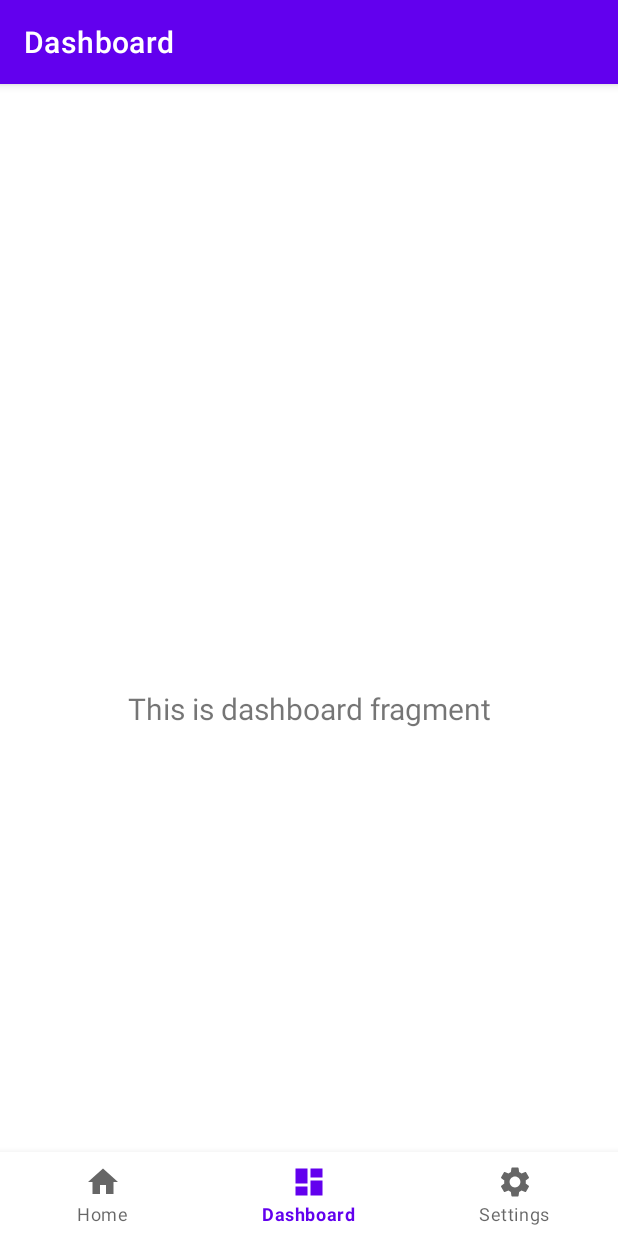
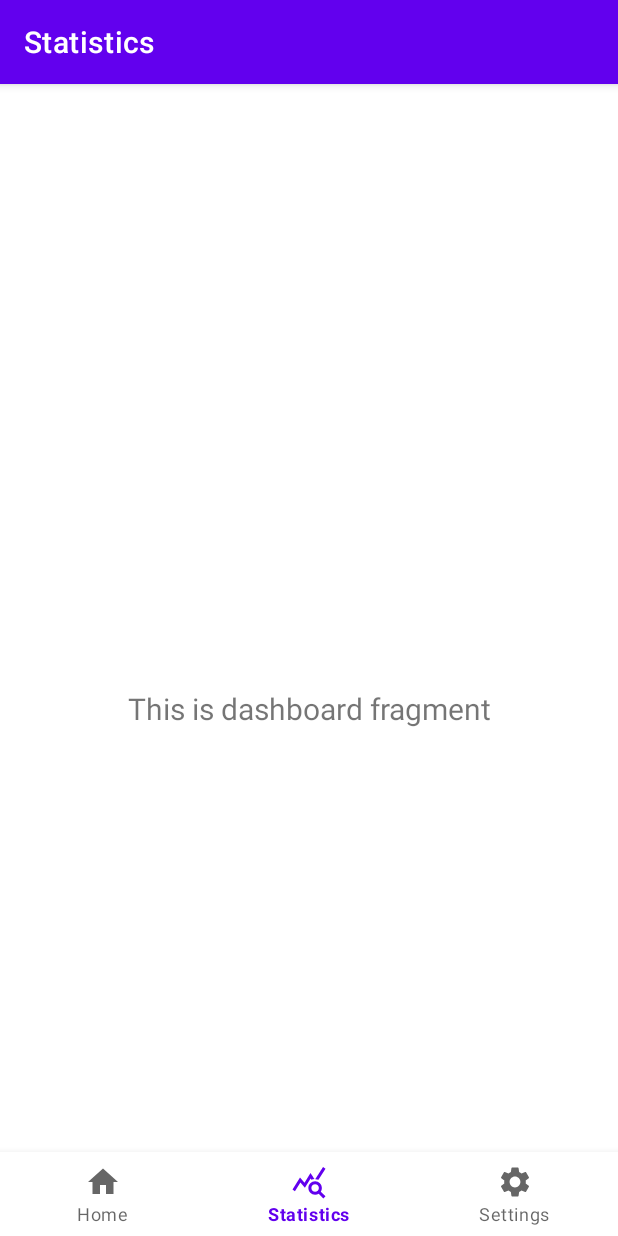
Before and after one commit to harshpatel63/CoWin-Vaccine-Notifier, an Android app: the StatisticsFragment screen opened through its navigation route, on a phone screen of 412 x 824 dp. Run offline under Robolectric (Android 15) with nearby library versions, the phone set to English and light mode, and no system bars; our stand-ins replace Room's generated code, navigation-ui; 1 statement that could not run was skipped.

Commit message:
Renamed Dashboard Fragment to Statistics Fragment

```diff
--- a/app/src/main/java/com/example/cowinvaccinenotifier/MainActivity.java
+++ b/app/src/main/java/com/example/cowinvaccinenotifier/MainActivity.java
@@ -24,10 +24,8 @@ public class MainActivity extends AppCompatActivity {
         setContentView(binding.getRoot());
 
         BottomNavigationView navView = findViewById(R.id.nav_view);
-        // Passing each menu ID as a set of Ids because each
-        // menu should be considered as top level destinations.
         AppBarConfiguration appBarConfiguration = new AppBarConfiguration.Builder(
-                R.id.navigation_home, R.id.navigation_dashboard, R.id.navigation_settings)
+                R.id.navigation_home, R.id.navigation_statistics, R.id.navigation_settings)
                 .build();
         NavController navController = Navigation.findNavController(this, R.id.nav_host_fragment_activity_main);
         NavigationUI.setupActionBarWithNavController(this, navController, appBarConfiguration);
--- a/app/src/main/java/com/example/cowinvaccinenotifier/ui/dashboard/DashboardFragment.java
+++ b/app/src/main/java/com/example/cowinvaccinenotifier/ui/statistics/StatisticsFragment.java
@@ -1,4 +1,4 @@
-package com.example.cowinvaccinenotifier.ui.dashboard;
+package com.example.cowinvaccinenotifier.ui.statistics;
 
 import android.os.Bundle;
 import android.view.LayoutInflater;
@@ -12,24 +12,23 @@ import androidx.fragment.app.Fragment;
 import androidx.lifecycle.Observer;
 import androidx.lifecycle.ViewModelProvider;
 
-import com.example.cowinvaccinenotifier.R;
-import com.example.cowinvaccinenotifier.databinding.FragmentDashboardBinding;
+import com.example.cowinvaccinenotifier.databinding.FragmentStatisticsBinding;
 
-public class DashboardFragment extends Fragment {
+public class StatisticsFragment extends Fragment {
 
-    private DashboardViewModel dashboardViewModel;
-    private FragmentDashboardBinding binding;
+    private StatisticsViewModel statisticsViewModel;
+    private FragmentStatisticsBinding binding;
 
     public View onCreateView(@NonNull LayoutInflater inflater,
                              ViewGroup container, Bundle savedInstanceState) {
-        dashboardViewModel =
-                new ViewModelProvider(this).get(DashboardViewModel.class);
+        statisticsViewModel =
+                new ViewModelProvider(this).get(StatisticsViewModel.class);
 
-        binding = FragmentDashboardBinding.inflate(inflater, container, false);
+        binding = FragmentStatisticsBinding.inflate(inflater, container, false);
         View root = binding.getRoot();
 
         final TextView textView = binding.textDashboard;
-        dashboardViewModel.getText().observe(getViewLifecycleOwner(), new Observer<String>() {
+        statisticsViewModel.getText().observe(getViewLifecycleOwner(), new Observer<String>() {
             @Override
             public void onChanged(@Nullable String s) {
                 textView.setText(s);
--- a/app/src/main/java/com/example/cowinvaccinenotifier/ui/dashboard/DashboardViewModel.java
+++ b/app/src/main/java/com/example/cowinvaccinenotifier/ui/statistics/StatisticsViewModel.java
@@ -1,14 +1,14 @@
-package com.example.cowinvaccinenotifier.ui.dashboard;
+package com.example.cowinvaccinenotifier.ui.statistics;
 
 import androidx.lifecycle.LiveData;
 import androidx.lifecycle.MutableLiveData;
 import androidx.lifecycle.ViewModel;
 
-public class DashboardViewModel extends ViewModel {
+public class StatisticsViewModel extends ViewModel {
 
     private MutableLiveData<String> mText;
 
-    public DashboardViewModel() {
+    public StatisticsViewModel() {
         mText = new MutableLiveData<>();
         mText.setValue("This is dashboard fragment");
     }
--- /dev/null
+++ b/app/src/main/res/drawable/ic_baseline_query_stats_24.xml
@@ -0,0 +1,10 @@
+<vector xmlns:android="http://schemas.android.com/apk/res/android"
+    android:width="24dp"
+    android:height="24dp"
+    android:viewportWidth="24"
+    android:viewportHeight="24"
+    android:tint="?attr/colorControlNormal">
+  <path
+      android:fillColor="@android:color/black"
+      android:pathData="M19.88,18.47c0.44,-0.7 0.7,-1.51 0.7,-2.39c0,-2.49 -2.01,-4.5 -4.5,-4.5s-4.5,2.01 -4.5,4.5s2.01,4.5 4.49,4.5c0.88,0 1.7,-0.26 2.39,-0.7L21.58,23L23,21.58L19.88,18.47zM16.08,18.58c-1.38,0 -2.5,-1.12 -2.5,-2.5c0,-1.38 1.12,-2.5 2.5,-2.5s2.5,1.12 2.5,2.5C18.58,17.46 17.46,18.58 16.08,18.58zM15.72,10.08c-0.74,0.02 -1.45,0.18 -2.1,0.45l-0.55,-0.83l-3.8,6.18l-3.01,-3.52l-3.63,5.81L1,17l5,-8l3,3.5L13,6C13,6 15.72,10.08 15.72,10.08zM18.31,10.58c-0.64,-0.28 -1.33,-0.45 -2.05,-0.49c0,0 5.12,-8.09 5.12,-8.09L23,3.18L18.31,10.58z"/>
+</vector>
--- a/app/src/main/res/layout/fragment_dashboard.xml
+++ b/app/src/main/res/layout/fragment_statistics.xml
@@ -4,7 +4,7 @@
     xmlns:tools="http://schemas.android.com/tools"
     android:layout_width="match_parent"
     android:layout_height="match_parent"
-    tools:context=".ui.dashboard.DashboardFragment">
+    tools:context=".ui.statistics.StatisticsFragment">
 
     <TextView
         android:id="@+id/text_dashboard"
--- a/app/src/main/res/menu/bottom_nav_menu.xml
+++ b/app/src/main/res/menu/bottom_nav_menu.xml
@@ -7,9 +7,9 @@
         android:title="@string/title_home" />
 
     <item
-        android:id="@+id/navigation_dashboard"
-        android:icon="@drawable/ic_dashboard_black_24dp"
-        android:title="@string/title_dashboard" />
+        android:id="@+id/navigation_statistics"
+        android:icon="@drawable/ic_baseline_query_stats_24"
+        android:title="@string/title_statistics" />
 
     <item
         android:id="@+id/navigation_settings"
--- a/app/src/main/res/navigation/mobile_navigation.xml
+++ b/app/src/main/res/navigation/mobile_navigation.xml
@@ -12,10 +12,10 @@
         tools:layout="@layout/fragment_home" />
 
     <fragment
-        android:id="@+id/navigation_dashboard"
-        android:name="com.example.cowinvaccinenotifier.ui.dashboard.DashboardFragment"
-        android:label="@string/title_dashboard"
-        tools:layout="@layout/fragment_dashboard" />
+        android:id="@+id/navigation_statistics"
+        android:name="com.example.cowinvaccinenotifier.ui.statistics.StatisticsFragment"
+        android:label="@string/title_statistics"
+        tools:layout="@layout/fragment_statistics" />
 
     <fragment
         android:id="@+id/navigation_settings"
--- a/app/src/main/res/values/strings.xml
+++ b/app/src/main/res/values/strings.xml
@@ -1,7 +1,7 @@
 <resources>
     <string name="app_name">CoWin Vaccine Notifier</string>
     <string name="title_home">Home</string>
-    <string name="title_dashboard">Dashboard</string>
+    <string name="title_statistics">Statistics</string>
     <string name="title_settings">Settings</string>
     <string name="apply_changes">Apply Changes</string>
     <string name="center_name">Center Name :</string>
```
